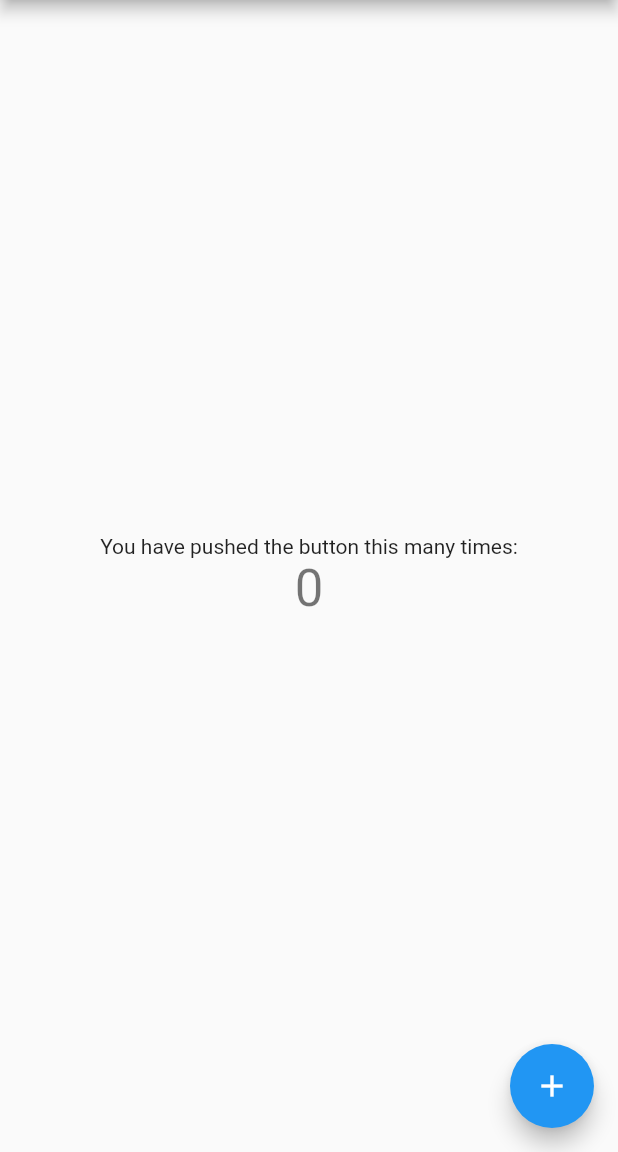
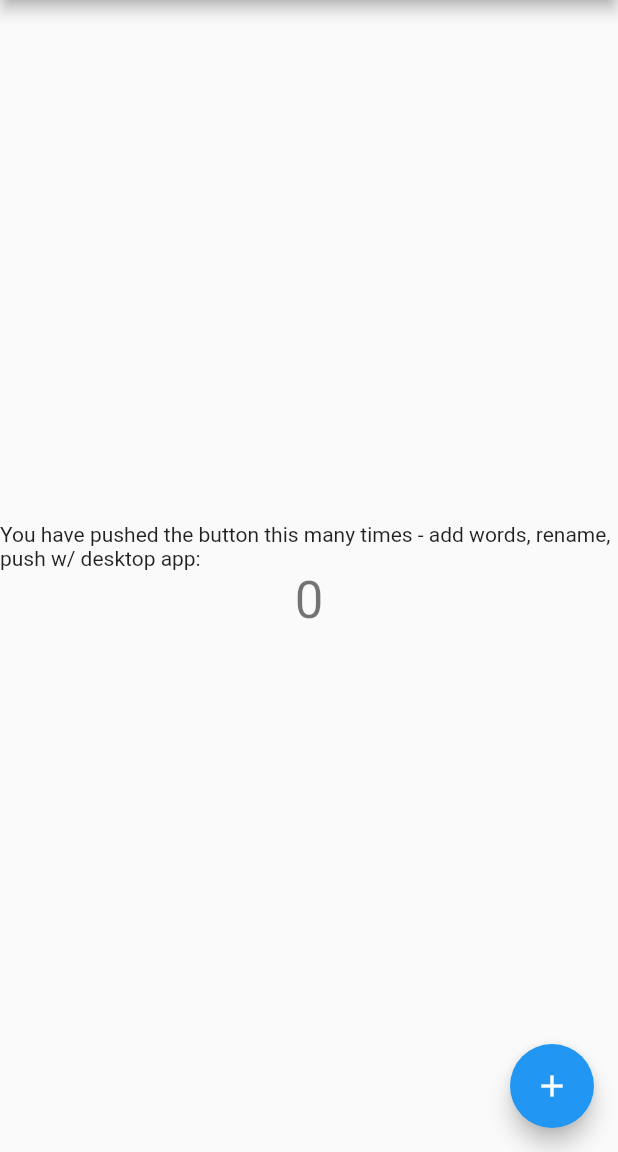
Before and after one commit to Stef-GMS/testing_renaming_objects, a Flutter app: the screen it shows after launch, on a phone screen of 412 x 824 dp, the part 84-1236 px from its top. Run offline on Flutter 3.47's test engine with Material 2 defaults, Android fonts, the phone set to English and light mode, and no system bars.

Commit message:
add words, rename, push w/ desktop app

```diff
--- a/lib/main.dart
+++ b/lib/main.dart
@@ -1,5 +1,5 @@
 import 'package:flutter/material.dart';
-import 'package:testingrenamingobjects/testing_here/my_home_page.dart';
+import 'package:testingrenamingobjects/testing_here/my_home_page_rename3.dart';
 
 void main() {
   runApp(MyApp());
--- a/lib/testing_here/my_home_page.dart
+++ b/lib/testing_here/my_home_page_rename3.dart
@@ -68,7 +68,7 @@ class _MyHomePageState extends State<MyHomePage> {
           mainAxisAlignment: MainAxisAlignment.center,
           children: <Widget>[
             Text(
-              'You have pushed the button this many times:',
+              'You have pushed the button this many times - add words, rename, push w/ desktop app:',
             ),
             Text(
               '$_counter',
```
